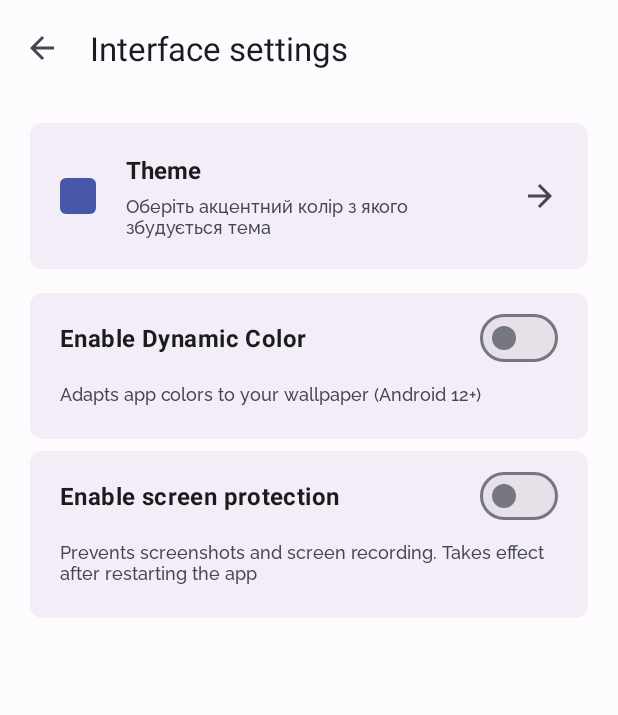
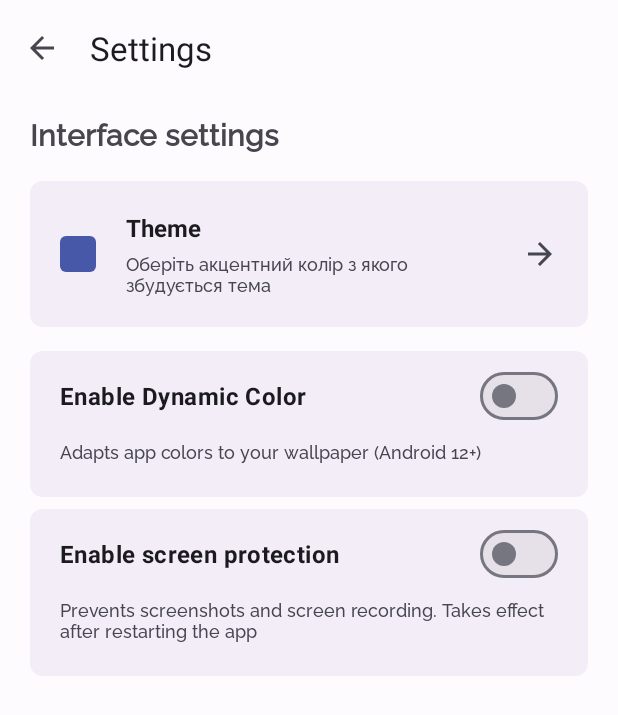
Before and after one commit to pasichDev/MyNotes, an Android app: the SettingsActivity screen opened directly, with no data from a screen before it, on a phone screen of 412 x 824 dp. Shown: the top 715 px of the screen. Run offline under Robolectric (Android 15) with nearby library versions, the phone set to English and light mode, and no system bars; our stand-ins replace Dagger/Hilt's generated code, Room's generated code, data binding; libraries missing offline, so code that uses them is left out: com.preference; 7 statements that could not run were skipped.

Commit message:
migrate theme to general settings

```diff
--- a/app/src/main/AndroidManifest.xml
+++ b/app/src/main/AndroidManifest.xml
@@ -43,7 +43,7 @@
             android:name=".ui.view.activity.AboutActivity"
             android:exported="false" />
         <activity
-            android:name=".ui.view.activity.ThemeActivity"
+            android:name=".ui.view.activity.SettingsActivity"
             android:exported="true"
             android:screenOrientation="portrait">
             <intent-filter>
--- a/app/src/main/java/com/pasich/mynotes/ui/view/activity/MainActivity.java
+++ b/app/src/main/java/com/pasich/mynotes/ui/view/activity/MainActivity.java
@@ -74,7 +74,7 @@ import dagger.hilt.android.AndroidEntryPoint;
 @AndroidEntryPoint
 public class MainActivity extends BaseActivity implements MainContract.view, ManagerViewAction<Note> {
 
-    final private ActivityResultLauncher<Intent> startThemeActivity = registerForActivityResult(
+    final private ActivityResultLauncher<Intent> startSettingsActivity = registerForActivityResult(
             new ActivityResultContracts.StartActivityForResult(), result -> {
                 Intent data = result.getData();
                 if (result.getResultCode() == 11) {
@@ -314,7 +314,7 @@ public class MainActivity extends BaseActivity implements MainContract.view, Man
         new AboutDialog(new AboutOpensActivity() {
             @Override
             protected void openThemeActivity() {
-                startThemeActivity.launch(new Intent(MainActivity.this, ThemeActivity.class),
+                startSettingsActivity.launch(new Intent(MainActivity.this, SettingsActivity.class),
                         ActivityOptionsCompat.makeSceneTransitionAnimation(MainActivity.this,
                                 (Pair<View, String>[]) null));
             }
--- a/app/src/main/java/com/pasich/mynotes/ui/view/activity/ThemeActivity.java
+++ b/app/src/main/java/com/pasich/mynotes/ui/view/activity/SettingsActivity.java
@@ -23,7 +23,7 @@ import com.pasich.mynotes.R;
 import com.pasich.mynotes.base.activity.BaseActivity;
 import com.pasich.mynotes.data.model.Theme;
 import com.pasich.mynotes.data.preferences.PreferenceHelper;
-import com.pasich.mynotes.databinding.ActivityThemeBinding;
+import com.pasich.mynotes.databinding.ActivitySettingsBinding;
 import com.pasich.mynotes.utils.adapters.themeAdapter.ThemesAdapter;
 import com.pasich.mynotes.utils.constants.settings.PreferencesConfig;
 import com.pasich.mynotes.utils.themes.ThemesArray;
@@ -36,12 +36,12 @@ import javax.inject.Inject;
 import dagger.hilt.android.AndroidEntryPoint;
 
 @AndroidEntryPoint
-public class ThemeActivity extends BaseActivity {
+public class SettingsActivity extends BaseActivity {
 
     @Inject
     PreferenceHelper mPreferenceHelper;
 
-    public ActivityThemeBinding activityThemeBinding;
+    public ActivitySettingsBinding activitySettingsBinding;
     private ThemesAdapter mAdapter;
     private int themeIdStartActivity;
     private boolean enableDynamic, themeDynamicStartActivity;
@@ -50,15 +50,15 @@ public class ThemeActivity extends BaseActivity {
     @Override
     public void onCreate(Bundle savedInstanceState) {
         selectTheme();
-        activityThemeBinding = ActivityThemeBinding.inflate(getLayoutInflater());
-        getWindow().setEnterTransition(new MaterialFade().addTarget(activityThemeBinding.activityTheme));
+        activitySettingsBinding = ActivitySettingsBinding.inflate(getLayoutInflater());
+        getWindow().setEnterTransition(new MaterialFade().addTarget(activitySettingsBinding.activitySettings));
         getWindow().setAllowEnterTransitionOverlap(true);
         super.onCreate(savedInstanceState);
-        setContentView(activityThemeBinding.getRoot());
+        setContentView(activitySettingsBinding.getRoot());
         themeIdStartActivity = PowerPreference.getDefaultFile().getInt(PreferencesConfig.ARGUMENT_PREFERENCE_THEME, PreferencesConfig.ARGUMENT_DEFAULT_THEME_VALUE);
         enableDynamic = PowerPreference.getDefaultFile().getBoolean(PreferencesConfig.ARGUMENT_PREFERENCE_DYNAMIC_COLOR, PreferencesConfig.ARGUMENT_DEFAULT_DYNAMIC_COLOR_VALUE);
         themeDynamicStartActivity = enableDynamic;
-        setSupportActionBar(activityThemeBinding.toolbar);
+        setSupportActionBar(activitySettingsBinding.toolbar);
         Objects.requireNonNull(getSupportActionBar()).setDisplayHomeAsUpEnabled(true);
         initializeThemes();
         initFunctions();
@@ -85,10 +85,10 @@ public class ThemeActivity extends BaseActivity {
 
     private void initFunctions() {
         if (android.os.Build.VERSION.SDK_INT >= Build.VERSION_CODES.S) {
-            activityThemeBinding.dynamicColor.setEnabled(true);
-            activityThemeBinding.dynamicColor.setChecked(PowerPreference.getDefaultFile().getBoolean(PreferencesConfig.ARGUMENT_PREFERENCE_DYNAMIC_COLOR, PreferencesConfig.ARGUMENT_DEFAULT_DYNAMIC_COLOR_VALUE));
+            activitySettingsBinding.dynamicColor.setEnabled(true);
+            activitySettingsBinding.dynamicColor.setChecked(PowerPreference.getDefaultFile().getBoolean(PreferencesConfig.ARGUMENT_PREFERENCE_DYNAMIC_COLOR, PreferencesConfig.ARGUMENT_DEFAULT_DYNAMIC_COLOR_VALUE));
         }
-        activityThemeBinding.screenProtection.setChecked(PowerPreference.getDefaultFile().getBoolean(PreferencesConfig.ARGUMENT_PREFERENCE_SCREEN_PROTECTION, PreferencesConfig.ARGUMENT_DEFAULT_SCREEN_PROTECTION_VALUE));
+        activitySettingsBinding.screenProtection.setChecked(PowerPreference.getDefaultFile().getBoolean(PreferencesConfig.ARGUMENT_PREFERENCE_SCREEN_PROTECTION, PreferencesConfig.ARGUMENT_DEFAULT_SCREEN_PROTECTION_VALUE));
 
         // Initialize color preview and accent card state
         updateAccentCardState(enableDynamic);
@@ -129,7 +129,7 @@ public class ThemeActivity extends BaseActivity {
     @Override
     public void initListeners() {
         // Accent Color Card Click Listener
-        activityThemeBinding.accentColorCard.setOnClickListener(v -> openAccentColorDialog());
+        activitySettingsBinding.accentColorCard.setOnClickListener(v -> openAccentColorDialog());
 
         mAdapter.setSelectLabelListener(position -> {
             if (!enableDynamic) {
@@ -139,7 +139,7 @@ public class ThemeActivity extends BaseActivity {
                 redrawActivity(theme.getTHEME_STYLE());
             }
         });
-        activityThemeBinding.dynamicColor.setOnCheckedChangeListener((buttonView, isChecked) -> {
+        activitySettingsBinding.dynamicColor.setOnCheckedChangeListener((buttonView, isChecked) -> {
             if (android.os.Build.VERSION.SDK_INT >= Build.VERSION_CODES.S) {
                 if (isChecked) {
                     redrawActivity(R.style.AppThemeDynamic);
@@ -152,7 +152,7 @@ public class ThemeActivity extends BaseActivity {
             }
         });
 
-        activityThemeBinding.screenProtection.setOnCheckedChangeListener((buttonView, isChecked) -> PowerPreference.getDefaultFile().setBoolean(PreferencesConfig.ARGUMENT_PREFERENCE_SCREEN_PROTECTION, isChecked));
+        activitySettingsBinding.screenProtection.setOnCheckedChangeListener((buttonView, isChecked) -> PowerPreference.getDefaultFile().setBoolean(PreferencesConfig.ARGUMENT_PREFERENCE_SCREEN_PROTECTION, isChecked));
     }
 
 
@@ -166,24 +166,24 @@ public class ThemeActivity extends BaseActivity {
         int colorSurfaceContainer = MaterialColors.getColor(this, R.attr.colorSurfaceContainer, Color.GRAY);
 
         // Background
-        activityThemeBinding.activityTheme.setBackgroundColor(MaterialColors.getColor(this, android.R.attr.colorBackground, Color.GRAY));
+        activitySettingsBinding.activitySettings.setBackgroundColor(MaterialColors.getColor(this, android.R.attr.colorBackground, Color.GRAY));
 
         // Dynamic Color Card and Switch
-        activityThemeBinding.dynamicColorCard.setCardBackgroundColor(colorSurfaceContainer);
-        activityThemeBinding.dynamicColor.setTextColor(colorOnSurface);
-        activityThemeBinding.dynamicColorDescription.setTextColor(colorOnSurfaceVariant);
+        activitySettingsBinding.dynamicColorCard.setCardBackgroundColor(colorSurfaceContainer);
+        activitySettingsBinding.dynamicColor.setTextColor(colorOnSurface);
+        activitySettingsBinding.dynamicColorDescription.setTextColor(colorOnSurfaceVariant);
 
         // Screen Protection Card and Switch
-        activityThemeBinding.screenProtectionCard.setCardBackgroundColor(colorSurfaceContainer);
-        activityThemeBinding.screenProtection.setTextColor(colorOnSurface);
-        activityThemeBinding.screenProtectionDescription.setTextColor(colorOnSurfaceVariant);
+        activitySettingsBinding.screenProtectionCard.setCardBackgroundColor(colorSurfaceContainer);
+        activitySettingsBinding.screenProtection.setTextColor(colorOnSurface);
+        activitySettingsBinding.screenProtectionDescription.setTextColor(colorOnSurfaceVariant);
 
         // Accent Color Card
-        activityThemeBinding.accentColorCard.setCardBackgroundColor(colorSurfaceContainer);
-        activityThemeBinding.accentColorDescription.setTextColor(colorOnSurfaceVariant);
+        activitySettingsBinding.accentColorCard.setCardBackgroundColor(colorSurfaceContainer);
+        activitySettingsBinding.accentColorDescription.setTextColor(colorOnSurfaceVariant);
 
         // Update color preview
-        activityThemeBinding.colorPreview.setBackgroundTintList(android.content.res.ColorStateList.valueOf(colorPrimary));
+        activitySettingsBinding.colorPreview.setBackgroundTintList(android.content.res.ColorStateList.valueOf(colorPrimary));
 
     }
 
@@ -251,7 +251,7 @@ public class ThemeActivity extends BaseActivity {
 
                 View colorCircle = view.findViewById(R.id.themeColorCircle);
                 if (position < themeColorResources.length && position < maxItems) {
-                    int color = ContextCompat.getColor(ThemeActivity.this, themeColorResources[position]);
+                    int color = ContextCompat.getColor(SettingsActivity.this, themeColorResources[position]);
                     colorCircle.setBackgroundTintList(android.content.res.ColorStateList.valueOf(color));
                 }
 
@@ -285,11 +285,11 @@ public class ThemeActivity extends BaseActivity {
      */
     private void updateAccentCardState(boolean isDynamicEnabled) {
         if (isDynamicEnabled) {
-            activityThemeBinding.accentColorCard.setAlpha(0.5f);
-            activityThemeBinding.accentColorCard.setClickable(false);
+            activitySettingsBinding.accentColorCard.setAlpha(0.5f);
+            activitySettingsBinding.accentColorCard.setClickable(false);
         } else {
-            activityThemeBinding.accentColorCard.setAlpha(1.0f);
-            activityThemeBinding.accentColorCard.setClickable(true);
+            activitySettingsBinding.accentColorCard.setAlpha(1.0f);
+            activitySettingsBinding.accentColorCard.setClickable(true);
         }
     }
 
--- a/app/src/main/res/layout/activity_theme.xml
+++ b/app/src/main/res/layout/activity_settings.xml
@@ -4,20 +4,20 @@
     xmlns:tools="http://schemas.android.com/tools">
 
     <LinearLayout
-        android:id="@+id/activity_theme"
+        android:id="@+id/activity_settings"
         android:layout_width="match_parent"
         android:layout_height="match_parent"
         android:orientation="vertical"
         android:background="?attr/colorSurface"
         android:fitsSystemWindows="true"
-        tools:context=".ui.view.activity.ThemeActivity">
+        tools:context=".ui.view.activity.SettingsActivity">
 
         <androidx.appcompat.widget.Toolbar
             android:id="@+id/toolbar"
             android:layout_width="match_parent"
             android:layout_height="?attr/actionBarSize"
             android:background="@android:color/transparent"
-            app:title="@string/settingsInterface" />
+            app:title="@string/settings" />
 
         <LinearLayout
             android:layout_width="match_parent"
@@ -25,6 +25,17 @@
             android:layout_marginVertical="10dp"
             android:layout_marginHorizontal="20dp"
             android:orientation="vertical">
+
+            <TextView
+                android:layout_width="match_parent"
+                android:layout_height="wrap_content"
+                android:text="@string/settingsInterface"
+                android:textStyle="bold"
+                android:textSize="20sp"
+                android:paddingBottom="10dp"
+                android:fontFamily="@font/railway_medium"
+                />
+
 
             <!-- Accent Color Selection -->
             <com.google.android.material.card.MaterialCardView
--- a/app/src/main/res/layout/dialog_about.xml
+++ b/app/src/main/res/layout/dialog_about.xml
@@ -37,12 +37,12 @@
 
         <ImageView
             style="@style/iconDialogList"
-            android:contentDescription="@string/settingsInterface"
+            android:contentDescription="@string/settings"
             android:src="@drawable/ic_interface_set" />
 
         <TextView
             style="@style/itemTextBottomSheets"
-            android:text="@string/settingsInterface" />
+            android:text="@string/settings" />
     </LinearLayout>
 
     <LinearLayout
--- a/app/src/main/res/values/strings.xml
+++ b/app/src/main/res/values/strings.xml
@@ -89,6 +89,10 @@
 
 
     <string name="settingsInterface">Interface settings</string>
+    <string name="settings">Settings</string>
+    <string name="settingsGeneral">General Settings</string>
+    <string name="settingsAppearance">Appearance</string>
+    <string name="settingsTheme">Theme Settings</string>
     <string name="settingsBackups">Sync &amp; Backup</string>
     <string name="aboutApps">About App</string>
     <string name="trash">Trash</string>
```
Also changed, not shown: 10 other files.
